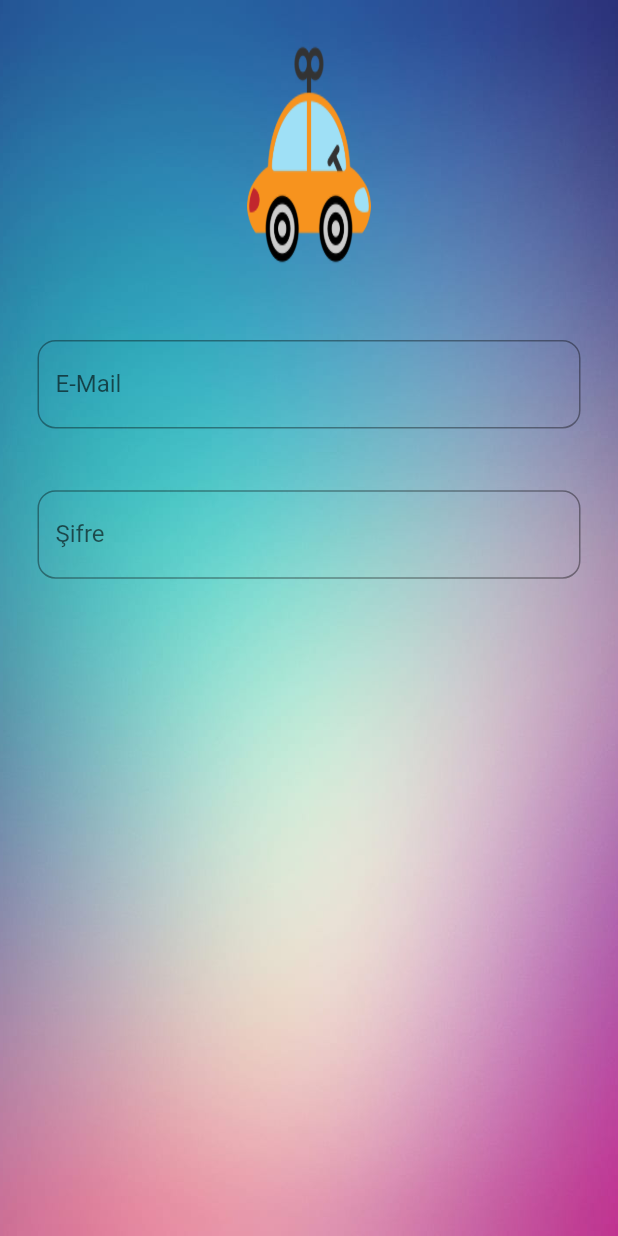
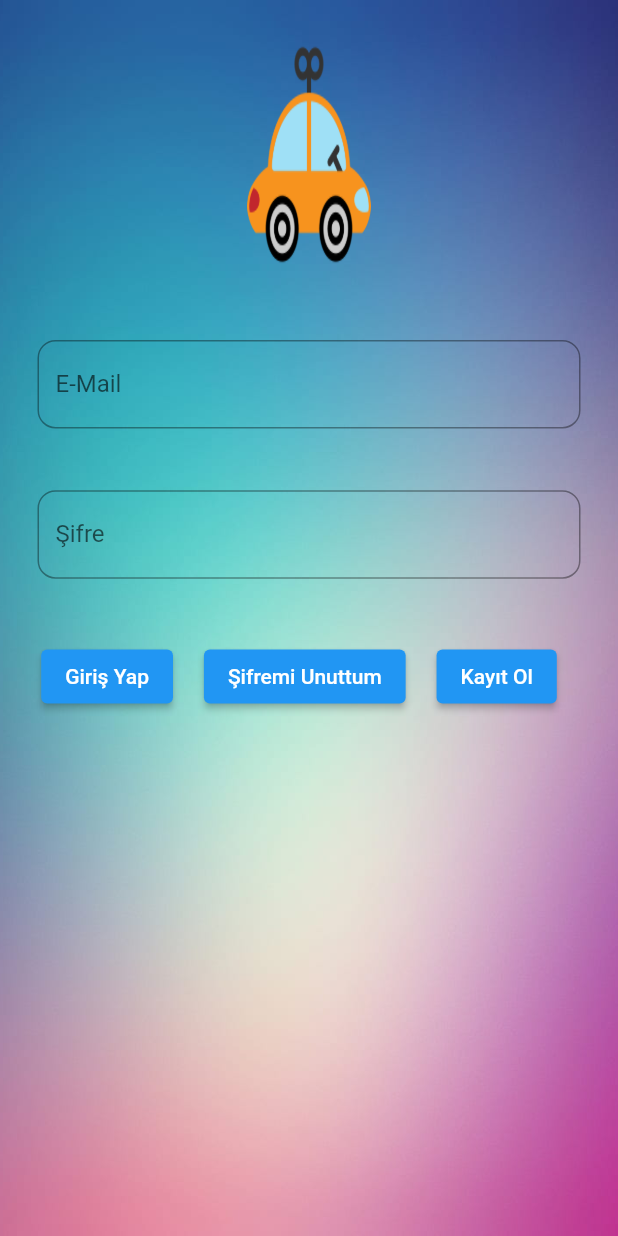
Before and after one commit to mmustafacelik/MiniWhere, a Flutter app: the screen it shows after launch, on a phone screen of 412 x 824 dp. Run offline on Flutter 3.47's test engine with Material 2 defaults, Android fonts, the phone set to English and light mode, and no system bars; our stand-ins replace bloc, email_validator, flutter_bloc, fluttertoast; project files that could hold a hidden picture were left out.

Commit message:
login page %75

```diff
--- a/miniwhere/lib/pages/login/loginpage.dart
+++ b/miniwhere/lib/pages/login/loginpage.dart
@@ -1,12 +1,15 @@
 import 'package:flutter/material.dart';
 import 'cubit/login_cubit.dart';
 import 'package:flutter_bloc/flutter_bloc.dart';
+import 'package:email_validator/email_validator.dart';
+import 'package:fluttertoast/fluttertoast.dart';
 
 class LoginPage extends StatelessWidget {
   LoginPage({Key? key}) : super(key: key);
   var size, height, width;
   String? email;
   String? sifre;
+  bool isvalid = false;
   @override
   Widget build(BuildContext context) {
     size = MediaQuery.of(context).size;
@@ -63,7 +66,9 @@
                       ),
                     ),
                     onChanged: (emailtext) {
-                      email = emailtext;
+                      {
+                        email = emailtext;
+                      }
                     },
                   ),
                 ),
@@ -91,7 +96,43 @@
                       sifre = sifretext;
                     },
                   ),
-                )
+                ),
+                SizedBox(
+                  height: height / 20,
+                ),
+                Row(
+                  children: [
+                    Container(
+                      margin: EdgeInsets.only(left: width / 15),
+                      child: ElevatedButton(
+                        onPressed: () {
+                          if (!EmailValidator.validate(email!)) {
+                            ScaffoldMessenger.of(context).showSnackBar(
+                              const SnackBar(
+                                content: Text("Geçersiz E-mail"),
+                              ),
+                            );
+                          }
+                        },
+                        child: const Text("Giriş Yap"),
+                      ),
+                    ),
+                    Container(
+                      margin: EdgeInsets.only(left: width / 20),
+                      child: ElevatedButton(
+                        onPressed: () {},
+                        child: const Text("Şifremi Unuttum"),
+                      ),
+                    ),
+                    Container(
+                      margin: EdgeInsets.only(left: width / 20),
+                      child: ElevatedButton(
+                        onPressed: () {},
+                        child: const Text("Kayıt Ol"),
+                      ),
+                    ),
+                  ],
+                ),
               ],
             ),
           ),
--- /dev/null
+++ b/miniwhere/lib/veriables/user/cubit/users_state.dart
@@ -0,0 +1,6 @@
+part of 'users_cubit.dart';
+
+@immutable
+abstract class UsersState {}
+
+class UsersInitial extends UsersState {}
--- a/miniwhere/pubspec.yaml
+++ b/miniwhere/pubspec.yaml
@@ -14,6 +14,8 @@
   cupertino_icons: ^1.0.2
   bloc: ^8.0.3
   flutter_bloc: ^8.0.1
+  email_validator: ^2.0.1
+  fluttertoast: ^8.0.9
 
 dev_dependencies:
   flutter_test:
```
Also changed, not shown: miniwhere/lib/veriables/user/cubit/users_cubit.dart (added, +8 -0 lines), miniwhere/lib/veriables/user/users.dart (added).
